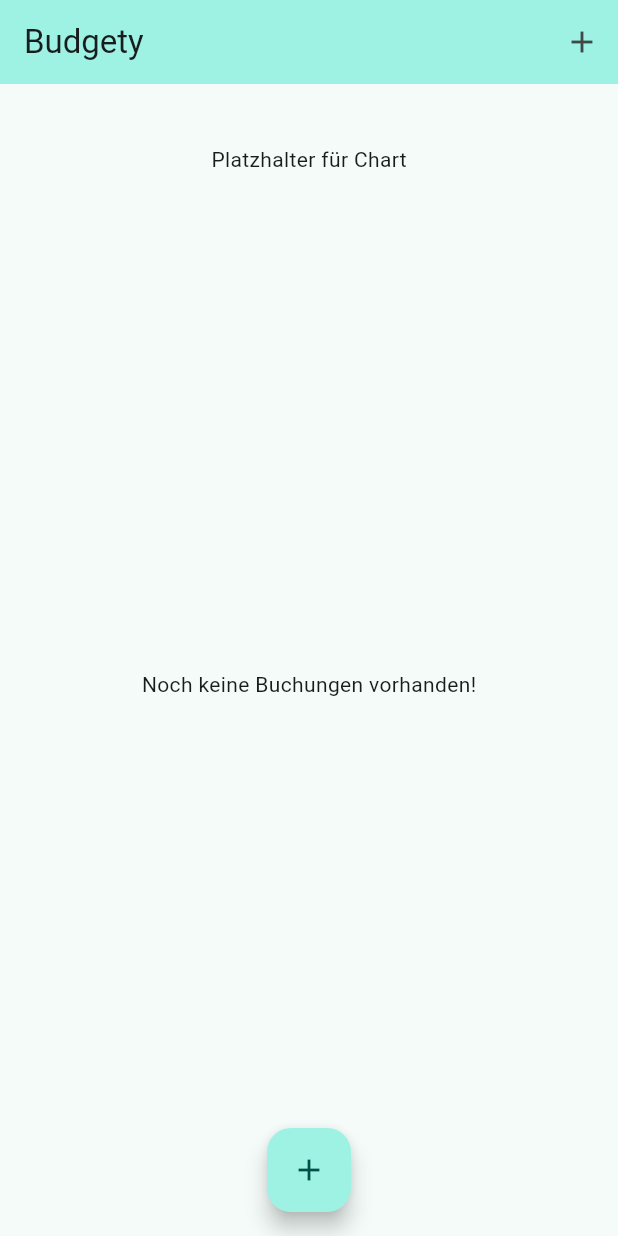
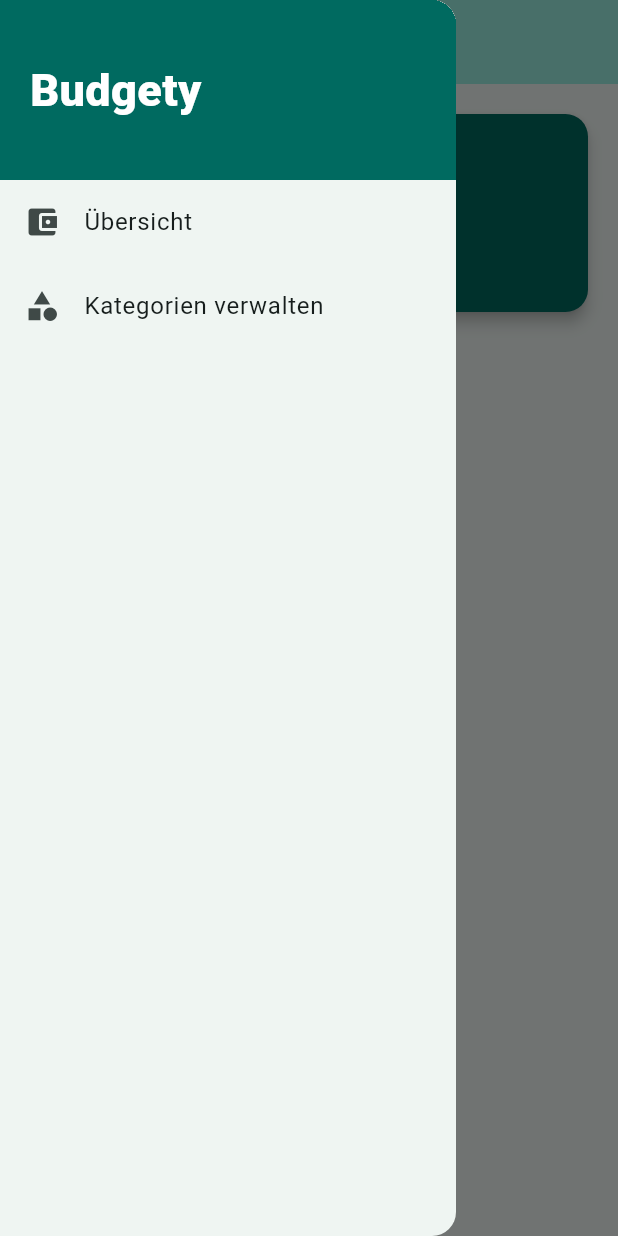
Before and after one commit to Jackmaser/budgety, a Flutter app: the screen it shows after launch, with the side drawer open (before the commit the screen has no drawer), on a phone screen of 412 x 824 dp. Run offline on Flutter 3.47's test engine with Material 3 defaults, Android fonts, the phone set to English and light mode, and no system bars; our stand-ins replace flutter_colorpicker.

Commit message:
Kategorien verwaltbar

```diff
--- a/lib/main.dart
+++ b/lib/main.dart
@@ -1,8 +1,11 @@
 import 'package:flutter/material.dart';
+import 'package:intl/date_symbol_data_local.dart';
 import 'screens/home_screen.dart';
 
 void main() {
-  runApp(const BudgetyApp());
+  initializeDateFormatting('de_DE', null).then((_) {
+    runApp(const BudgetyApp());
+  });
 }
 
 class BudgetyApp extends StatelessWidget {
@@ -14,11 +17,7 @@ class BudgetyApp extends StatelessWidget {
       title: 'Budgety',
       debugShowCheckedModeBanner: false,
       theme: ThemeData(
-        colorScheme: ColorScheme.fromSeed(
-          seedColor: Colors.teal,
-          primary: Colors.teal,
-          secondary: Colors.amber,
-        ),
+        colorScheme: ColorScheme.fromSeed(seedColor: Colors.teal),
         useMaterial3: true,
       ),
       home: const HomeScreen(),
--- /dev/null
+++ b/lib/models/category.dart
@@ -0,0 +1,15 @@
+import 'package:flutter/material.dart';
+
+class Category {
+  final String id;
+  String name;
+  IconData icon;
+  Color color;
+
+  Category({
+    required this.id,
+    required this.name,
+    required this.icon,
+    required this.color,
+  });
+}
--- a/lib/models/transaction.dart
+++ b/lib/models/transaction.dart
@@ -1,11 +1,11 @@
-enum TransactionCategory { food, transport, leisure, work, health, other }
+import 'category.dart'; // Importieren
 
 class Transaction {
   final String id;
   final String title;
   final double amount;
   final DateTime date;
-  final TransactionCategory category;
+  final Category category; // Jetzt die Klasse statt Enum
 
   Transaction({
     required this.id,
--- a/lib/screens/home_screen.dart
+++ b/lib/screens/home_screen.dart
@@ -1,7 +1,11 @@
 import 'package:flutter/material.dart';
+import 'package:intl/intl.dart';
 import '../models/transaction.dart';
+import '../models/category.dart';
 import '../widgets/transaction_list.dart';
 import '../widgets/new_transaction.dart';
+import '../widgets/main_drawer.dart';
+import 'category_screen.dart';
 
 class HomeScreen extends StatefulWidget {
   const HomeScreen({super.key});
@@ -11,10 +15,29 @@ class HomeScreen extends StatefulWidget {
 }
 
 class _HomeScreenState extends State<HomeScreen> {
-  final List<Transaction> _transactions = []; // Starten mit leerer Liste
+  // Die Liste der Buchungen
+  final List<Transaction> _transactions = [];
 
-  void _addNewTransaction(
-      String title, double amount, TransactionCategory category) {
+  // Die Liste der verfügbaren Kategorien (wird an andere Widgets übergeben)
+  final List<Category> _categories = [
+    Category(
+        id: 'c1', name: 'Essen', icon: Icons.restaurant, color: Colors.orange),
+    Category(
+        id: 'c2',
+        name: 'Transport',
+        icon: Icons.directions_car,
+        color: Colors.blue),
+    Category(
+        id: 'c3', name: 'Freizeit', icon: Icons.movie, color: Colors.green),
+  ];
+
+  // Berechnet die Gesamtsumme aller Buchungen
+  double get _totalAmount {
+    return _transactions.fold(0.0, (sum, item) => sum + item.amount);
+  }
+
+  // Logik: Neue Transaktion zur Liste hinzufügen
+  void _addNewTransaction(String title, double amount, Category category) {
     final newTx = Transaction(
       id: DateTime.now().toString(),
       title: title,
@@ -28,47 +51,122 @@ class _HomeScreenState extends State<HomeScreen> {
     });
   }
 
+  // Logik: Transaktion löschen
+  void _deleteTransaction(String id) {
+    setState(() {
+      _transactions.removeWhere((tx) => tx.id == id);
+    });
+  }
+
+  // Logik: Neue Kategorie hinzufügen (wird im CategoryScreen aufgerufen)
+  void _addCategory(Category cat) {
+    setState(() {
+      _categories.add(cat);
+    });
+  }
+
+  // Logik: Kategorie löschen (wird im CategoryScreen aufgerufen)
+  void _deleteCategory(String id) {
+    setState(() {
+      // Hinweis: In einer echten App müssten wir hier prüfen, ob noch Transaktionen
+      // an dieser Kategorie hängen, bevor wir sie löschen.
+      _categories.removeWhere((cat) => cat.id == id);
+    });
+  }
+
+  // Öffnet das Modal-Fenster für neue Buchungen
   void _startAddNewTransaction(BuildContext ctx) {
     showModalBottomSheet(
       context: ctx,
+      isScrollControlled: true,
+      shape: const RoundedRectangleBorder(
+        borderRadius: BorderRadius.vertical(top: Radius.circular(20)),
+      ),
       builder: (_) {
-        return NewTransaction(_addNewTransaction);
+        return NewTransaction(
+          addTx: _addNewTransaction,
+          categories: _categories,
+        );
       },
     );
   }
 
   @override
   Widget build(BuildContext context) {
+    // Formatter für die Anzeige der Gesamtsumme (Deutsch: Komma statt Punkt)
+    final currencyFormatter =
+        NumberFormat.currency(locale: 'de_DE', symbol: '€');
+
     return Scaffold(
       appBar: AppBar(
-        title: const Text('Budgety'),
+        title: const Text('Budgety',
+            style: TextStyle(fontWeight: FontWeight.bold)),
+        centerTitle: true,
         backgroundColor: Theme.of(context).colorScheme.primaryContainer,
-        actions: [
-          IconButton(
-            icon: const Icon(Icons.add),
-            onPressed: () => _startAddNewTransaction(context),
       ),
-        ],
+      // Das Seitenmenü
+      drawer: MainDrawer(
+        onShowCategories: () {
+          Navigator.of(context).push(
+            MaterialPageRoute(
+              builder: (ctx) => CategoryScreen(
+                categories: _categories,
+                onAddCategory: _addCategory,
+                onDeleteCategory: _deleteCategory,
               ),
-      body: SingleChildScrollView(
+            ),
+          );
+        },
+      ),
+      body: Column(
+        children: [
+          // Header-Bereich mit Kontostand
+          Container(
+            width: double.infinity,
+            padding: const EdgeInsets.all(16),
+            child: Card(
+              elevation: 4,
+              color: Theme.of(context).colorScheme.primary,
+              shape: RoundedRectangleBorder(
+                  borderRadius: BorderRadius.circular(15)),
+              child: Padding(
+                padding:
+                    const EdgeInsets.symmetric(vertical: 25, horizontal: 20),
                 child: Column(
                   children: [
-            const SizedBox(
-              height: 100,
-              child: Center(child: Text("Platzhalter für Chart")),
+                    const Text(
+                      'Gesamtausgaben',
+                      style: TextStyle(color: Colors.white70, fontSize: 16),
                     ),
-            SizedBox(
-              height:
-                  600, // Feste Höhe für die Liste, damit Scrollen funktioniert
-              child: TransactionList(transactions: _transactions),
+                    const SizedBox(height: 8),
+                    Text(
+                      currencyFormatter.format(_totalAmount),
+                      style: const TextStyle(
+                        color: Colors.white,
+                        fontSize: 36,
+                        fontWeight: FontWeight.bold,
+                      ),
                     ),
                   ],
                 ),
               ),
+            ),
+          ),
+          // Liste der Buchungen
+          Expanded(
+            child: TransactionList(
+              transactions: _transactions,
+              deleteTx: _deleteTransaction,
+            ),
+          ),
+        ],
+      ),
+      // Button zum Hinzufügen einer neuen Buchung
       floatingActionButtonLocation: FloatingActionButtonLocation.centerFloat,
-      floatingActionButton: FloatingActionButton(
+      floatingActionButton: FloatingActionButton.extended(
         onPressed: () => _startAddNewTransaction(context),
-        child: const Icon(Icons.add),
+        label: const Text('Neue Buchung'),
+        icon: const Icon(Icons.add),
       ),
     );
   }
--- /dev/null
+++ b/lib/widgets/main_drawer.dart
@@ -0,0 +1,42 @@
+import 'package:flutter/material.dart';
+
+class MainDrawer extends StatelessWidget {
+  final VoidCallback onShowCategories;
+
+  const MainDrawer({super.key, required this.onShowCategories});
+
+  @override
+  Widget build(BuildContext context) {
+    return Drawer(
+      child: Column(
+        children: [
+          Container(
+            height: 120,
+            width: double.infinity,
+            padding: const EdgeInsets.all(20),
+            color: Theme.of(context).colorScheme.primary,
+            alignment: Alignment.centerLeft,
+            child: const Text('Budgety',
+                style: TextStyle(
+                    fontWeight: FontWeight.w900,
+                    fontSize: 30,
+                    color: Colors.white)),
+          ),
+          ListTile(
+            leading: const Icon(Icons.account_balance_wallet),
+            title: const Text('Übersicht'),
+            onTap: () => Navigator.of(context).pop(),
+          ),
+          ListTile(
+            leading: const Icon(Icons.category),
+            title: const Text('Kategorien verwalten'),
+            onTap: () {
+              Navigator.of(context).pop(); // Drawer schließen
+              onShowCategories(); // Callback ausführen
+            },
+          ),
+        ],
+      ),
+    );
+  }
+}
```
Also changed, not shown: lib/screens/category_screen.dart (added, +146 -0 lines), lib/widgets/new_transaction.dart (+47 -50 lines), lib/widgets/transaction_list.dart (+22 -24 lines), pubspec.yaml (+1 -7 lines), pubspec.lock. Lines whose indentation alone changed are shown as unchanged.
